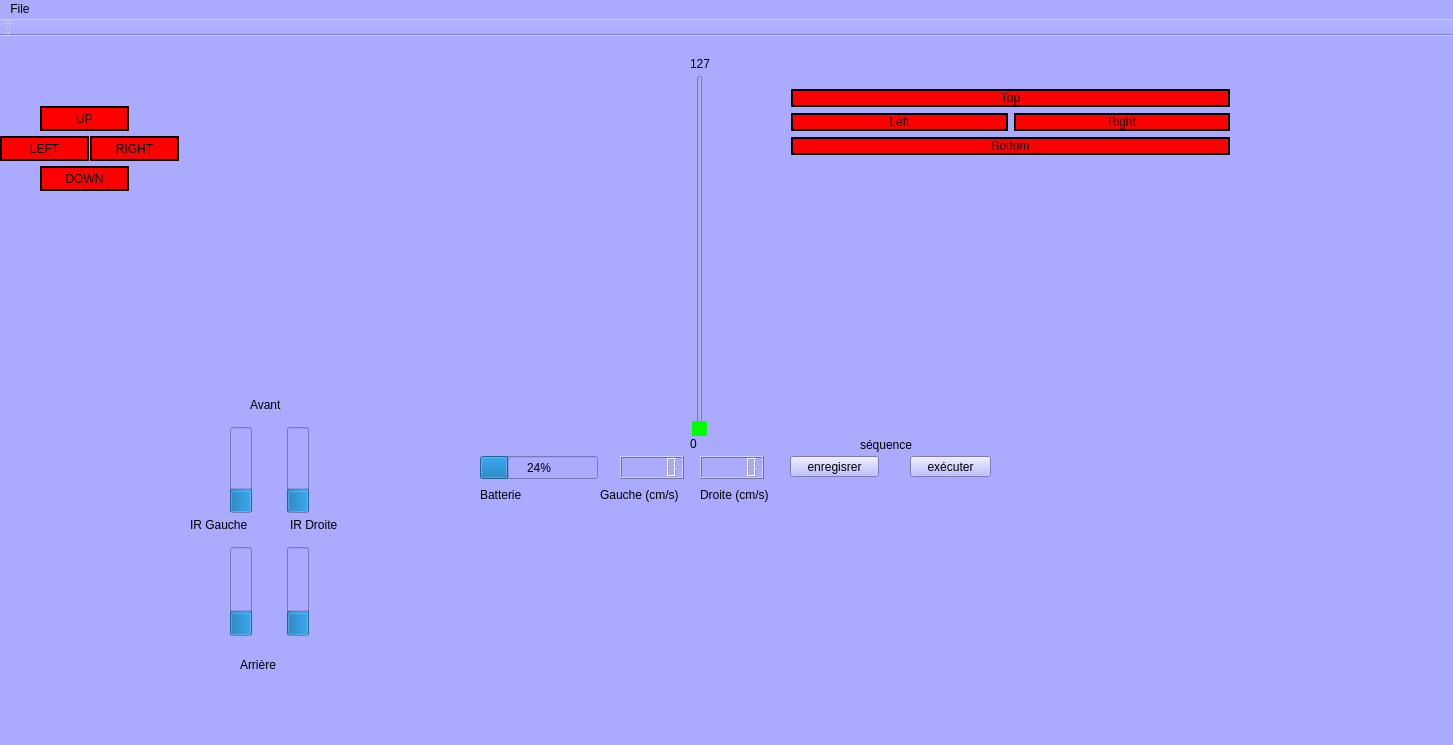
First picture: the form in mainwindow.ui, repository monsieur7/robotProjet, before the edit.
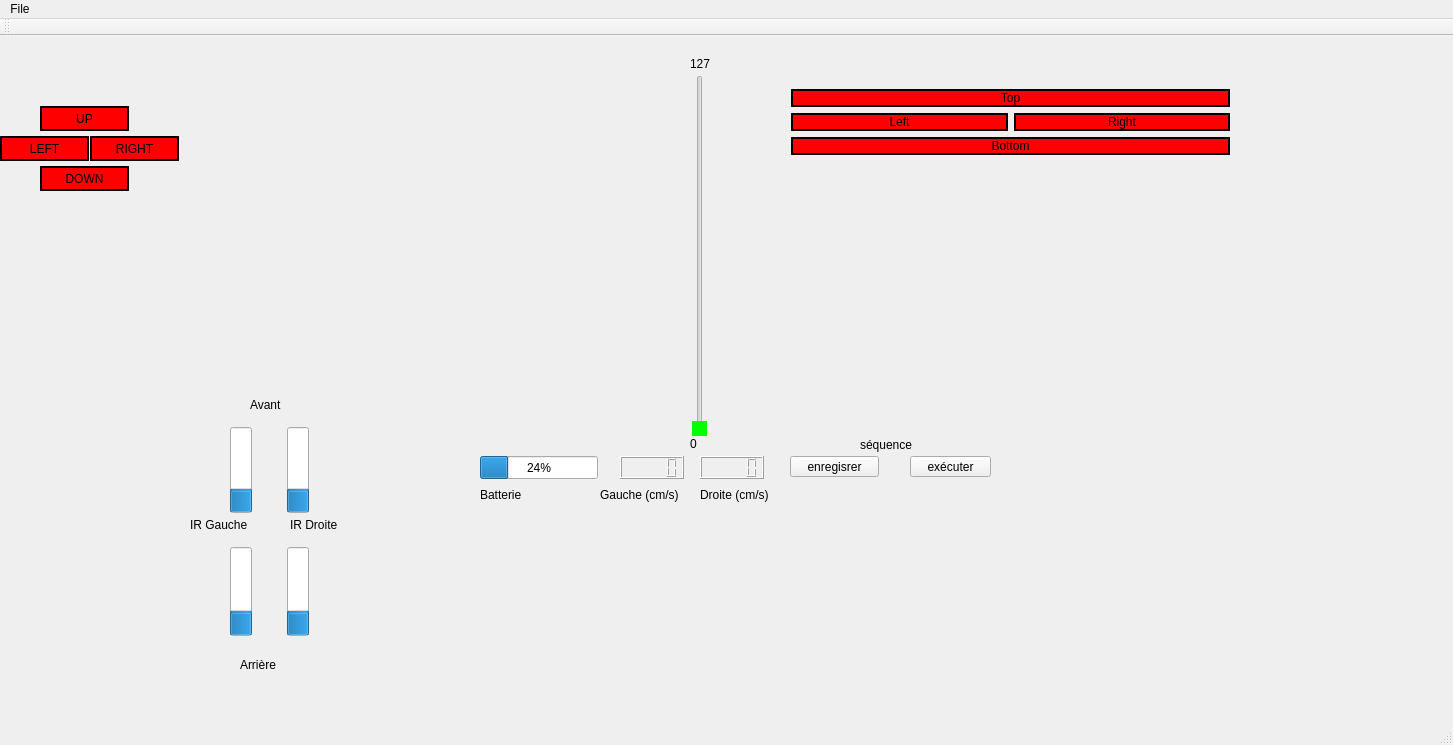
Second picture: the form after the edit. Icons and pictures are not drawn.

Commit message: background image

What changed in the file:
```diff
--- a/mainwindow.ui
+++ b/mainwindow.ui
@@ -14,7 +14,7 @@
    <string>WifiBot</string>
   </property>
   <property name="styleSheet">
-   <string notr="true">background-color: rgb(170, 170, 255);
+   <string notr="true">background-image : url(&quot;:/main/background/robotBackground.jpg&quot;);
 </string>
   </property>
   <widget class="QWidget" name="centralWidget">
```
The commit also changes 3 other files.
